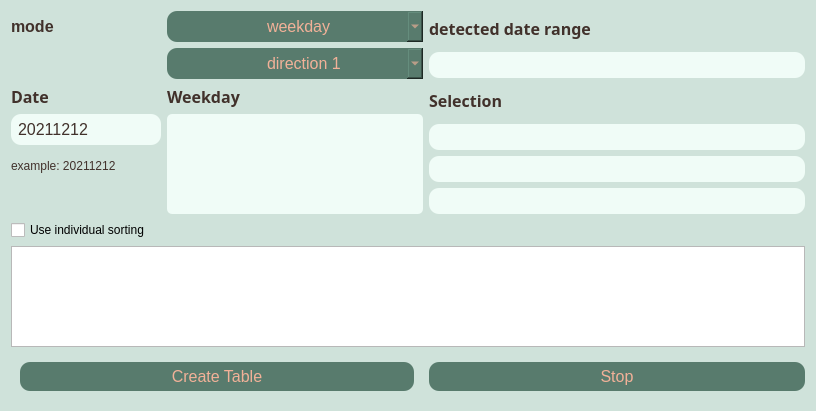
Above: add_files/create_table_create.ui from Themishau/GTFStoFahrplan before the change. Below: the same form after it.
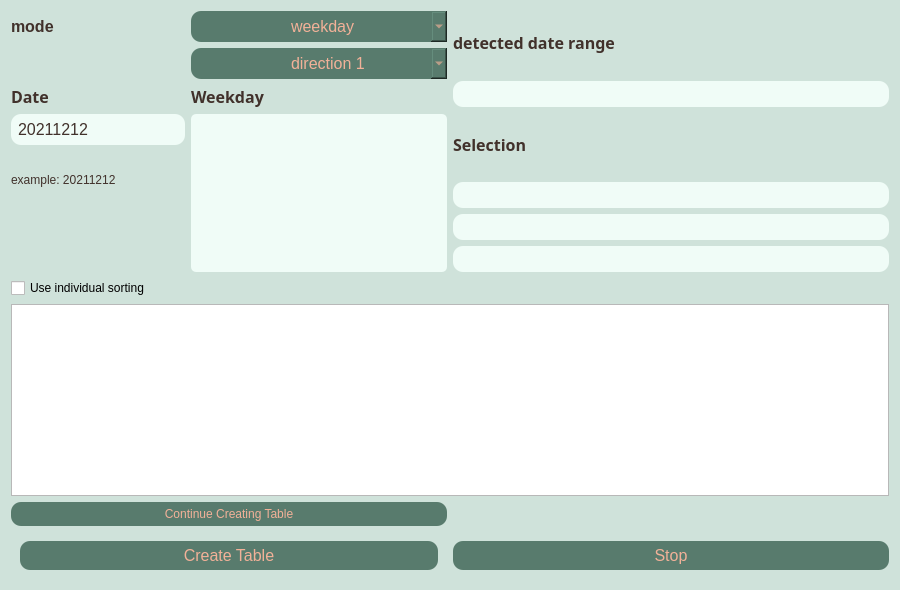
That is the form after the change.

Commit message: new ui elements and refactoring methods SPlash

Diff of the .ui file:
```diff
--- a/add_files/create_table_create.ui
+++ b/add_files/create_table_create.ui
@@ -6,16 +6,22 @@
    <rect>
     <x>0</x>
     <y>0</y>
-    <width>816</width>
-    <height>411</height>
+    <width>900</width>
+    <height>590</height>
    </rect>
   </property>
   <property name="sizePolicy">
-   <sizepolicy hsizetype="MinimumExpanding" vsizetype="MinimumExpanding">
+   <sizepolicy hsizetype="Minimum" vsizetype="Minimum">
     <horstretch>0</horstretch>
     <verstretch>0</verstretch>
    </sizepolicy>
   </property>
+  <property name="maximumSize">
+   <size>
+    <width>16777215</width>
+    <height>590</height>
+   </size>
+  </property>
   <property name="windowTitle">
    <string>Form</string>
   </property>
@@ -72,13 +78,17 @@
   </property>
   <layout class="QGridLayout" name="gridLayout">
    <item row="2" column="0" colspan="2">
-    <widget class="QTableView" name="tableView"/>
+    <widget class="QTableView" name="tableView_sorting_stops">
+     <property name="sizePolicy">
+      <sizepolicy hsizetype="MinimumExpanding" vsizetype="MinimumExpanding">
+       <horstretch>0</horstretch>
+       <verstretch>0</verstretch>
+      </sizepolicy>
+     </property>
+    </widget>
    </item>
-   <item row="5" column="0">
-    <widget class="QWidget" name="widget_8" native="true">
-     <layout class="QGridLayout" name="gridLayout_15">
-      <item row="3" column="0">
-       <widget class="QPushButton" name="btnStart">
+   <item row="6" column="1">
+    <widget class="QPushButton" name="btnStop">
         <property name="enabled">
          <bool>false</bool>
         </property>
@@ -91,11 +101,8 @@
          <string notr="true"/>
         </property>
         <property name="text">
-         <string>Create Table</string>
-        </property>
-       </widget>
-      </item>
-     </layout>
+      <string>Stop</string>
+     </property>
     </widget>
    </item>
    <item row="0" column="0">
@@ -249,24 +256,6 @@
      </item>
     </layout>
    </item>
-   <item row="5" column="1">
-    <widget class="QPushButton" name="btnStop">
-     <property name="enabled">
-      <bool>false</bool>
-     </property>
-     <property name="font">
-      <font>
-       <pointsize>12</pointsize>
-      </font>
-     </property>
-     <property name="styleSheet">
-      <string notr="true"/>
-     </property>
-     <property name="text">
-      <string>Stop</string>
-     </property>
-    </widget>
-   </item>
    <item row="0" column="1">
     <layout class="QGridLayout" name="gridLayout_3">
      <item row="11" column="0">
@@ -356,6 +345,40 @@
      </property>
     </widget>
    </item>
+   <item row="6" column="0">
+    <widget class="QWidget" name="widget_8" native="true">
+     <layout class="QGridLayout" name="gridLayout_15">
+      <item row="1" column="0">
+       <widget class="QPushButton" name="btnStart">
+        <property name="enabled">
+         <bool>false</bool>
+        </property>
+        <property name="font">
+         <font>
+          <pointsize>12</pointsize>
+         </font>
+        </property>
+        <property name="styleSheet">
+         <string notr="true"/>
+        </property>
+        <property name="text">
+         <string>Create Table</string>
+        </property>
+       </widget>
+      </item>
+     </layout>
+    </widget>
+   </item>
+   <item row="3" column="0">
+    <widget class="QPushButton" name="btnContinueCreate">
+     <property name="enabled">
+      <bool>false</bool>
+     </property>
+     <property name="text">
+      <string>Continue Creating Table</string>
+     </property>
+    </widget>
+   </item>
   </layout>
  </widget>
  <resources/>
```
Lines whose indentation alone changed are shown as unchanged. The commit also changes 4 other files.
